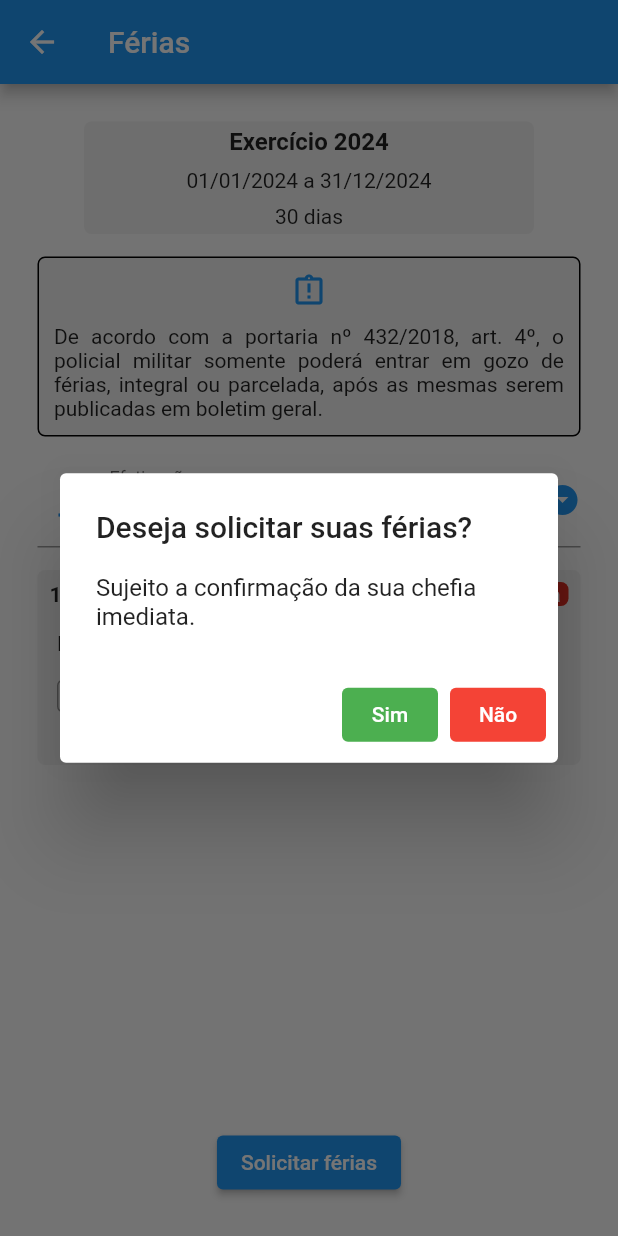
After one commit to JorgeHenrie/soupmrr, a Flutter app: the ProgramarFerias screen opened by its route, after a tap on "Solicitar férias", on a phone screen of 412 x 824 dp. The commit adds this screen. Run offline on Flutter 3.47's test engine with Material 2 defaults, Android fonts, the phone set to English and light mode, and no system bars; our stand-ins replace carousel_slider, cloud_firestore, device_info_plus, firebase_core, flutter_local_notifications, flutter_native_timezone and 10 more; missing offline and left inert: pdfx; accounts and stored records are empty.

Commit message:
RH MOBILE COM PLANO DE FÉRIAS

```diff
--- /dev/null
+++ b/lib/models/efetivacao.dart
@@ -0,0 +1,52 @@
+import 'package:rhmobile/models/militar.dart';
+
+enum status {
+  solicitada,
+  naoSolicitada,
+}
+
+enum tipoConcessao {
+  integral,
+  parcelada,
+}
+
+class Efetivacao {
+  final String id;
+  final DateTime anoBase;
+  Militar policialMilitar;
+  //TipoConcessao tipoConcessao;
+  DateTime dataInicio;
+  DateTime dataFim;
+  final bool autorizacao;
+  final String parcela;
+  final Enum status;
+  Enum tipoConcessao;
+  //ANEXO DO ACRÉSCIMO
+
+  Efetivacao({
+    required this.id,
+    required this.anoBase,
+    required this.policialMilitar,
+    //required this.tipoConcessao,
+    required this.dataInicio,
+    required this.dataFim,
+    required this.autorizacao,
+    required this.parcela,
+    required this.status,
+    required this.tipoConcessao,
+  });
+
+  //Criar uma efetivação a partir de um Map
+  // Efetivacao.fromMap(Map<String, dynamic> map) {
+  //   return Efetivacao(
+  //     id: map['id'],
+  //     anoBase: map['anoBase'],
+  //     //policialMilitar: map['policialMilitar'],
+  //     dataInicio: dataInicio,
+  //     dataFim: dataFim,
+  //     autorizacao: autorizacao,
+  //     parcela: parcela,
+  //     status: status,
+  //     tipoConcessao: tipoConcessao,
+  //   );
+}
--- /dev/null
+++ b/lib/pages/page_ferias_periodo.dart
@@ -0,0 +1,147 @@
+import 'package:flutter/material.dart';
+import 'package:intl/intl.dart';
+
+class Periodo extends StatefulWidget {
+  final int numeroParcela;
+
+  Periodo({
+    super.key,
+    required this.numeroParcela,
+  });
+
+  @override
+  State<Periodo> createState() => _PeriodoState();
+}
+
+class _PeriodoState extends State<Periodo> {
+  //Armazenando a data inicial
+  TextEditingController dataInicialController = TextEditingController();
+  TextEditingController dataFinalController = TextEditingController();
+
+  DateTimeRange? intervaloSelecionado;
+
+  //método para armazenar data
+  Future<void> fetchData(BuildContext context) async {
+    DateTimeRange? dataSelecionada = await showDateRangePicker(
+      context: context,
+      firstDate: DateTime(2024),
+      lastDate: DateTime(2025),
+    );
+
+    if (dataSelecionada != null) {
+      intervaloSelecionado = dataSelecionada;
+      if (intervaloSelecionado != null) {
+        dataInicialController.text =
+            DateFormat('dd/MM/yyyy').format(intervaloSelecionado!.start);
+        print(dataInicialController);
+
+        dataFinalController.text =
+            DateFormat('dd/MM/yyyy').format(intervaloSelecionado!.end);
+        print(dataFinalController);
+      }
+    }
+  }
+
+  @override
+  void dispose() {
+    dataInicialController.dispose();
+    dataFinalController.dispose();
+    super.dispose();
+  }
+
+  @override
+  Widget build(BuildContext context) {
+    dataInicialController.text = '';
+    dataFinalController.text = '';
+
+    return Column(
+      children: [
+        Row(
+          crossAxisAlignment: CrossAxisAlignment.start,
+          mainAxisAlignment: MainAxisAlignment.spaceBetween,
+          children: [
+            Text(
+              '${widget.numeroParcela + 1}º Período',
+              style: const TextStyle(fontWeight: FontWeight.bold),
+            ),
+            Container(
+              margin: const EdgeInsets.only(left: 2),
+              height: 16,
+              width: 100,
+              decoration: BoxDecoration(
+                borderRadius: BorderRadius.circular(5),
+                color: const Color.fromARGB(255, 218, 44, 32),
+              ),
+              child: const Text(
+                'Não solicitada',
+                style: TextStyle(color: Colors.white),
+                textAlign: TextAlign.center,
+              ),
+            ),
+          ],
+        ),
+        Container(
+          margin: const EdgeInsets.only(left: 5.0, top: 1.0),
+          child: Column(
+            children: [
+              Row(
+                mainAxisAlignment: MainAxisAlignment.start,
+                children: [
+                  const Text('Data de início'),
+                  IconButton(
+                    onPressed: () {
+                      fetchData(context);
+                    },
+                    icon: const Icon(
+                      Icons.calendar_month_outlined,
+                      color: Colors.blue,
+                    ),
+                  ),
+                  const SizedBox(width: 35),
+                  const Text('Data Final'),
+                  IconButton(
+                    onPressed: () {
+                      fetchData(context);
+                    },
+                    icon: const Icon(
+                      Icons.calendar_month_outlined,
+                      color: Colors.blue,
+                    ),
+                  ),
+                ],
+              ),
+              Row(
+                mainAxisAlignment: MainAxisAlignment.start,
+                children: [
+                  SizedBox(
+                    width: 117,
+                    height: 22,
+                    child: TextFormField(
+                      controller: dataInicialController,
+                      decoration: const InputDecoration(
+                        border: OutlineInputBorder(),
+                      ),
+                      readOnly: true,
+                    ),
+                  ),
+                  const SizedBox(width: 50),
+                  SizedBox(
+                    width: 117,
+                    height: 22,
+                    child: TextFormField(
+                      controller: dataFinalController,
+                      decoration: const InputDecoration(
+                        border: OutlineInputBorder(),
+                      ),
+                      readOnly: true,
+                    ),
+                  )
+                ],
+              ),
+            ],
+          ),
+        ),
+      ],
+    );
+  }
+}
--- /dev/null
+++ b/lib/pages/page_ferias_programar.dart
@@ -0,0 +1,225 @@
+import 'package:flutter/material.dart';
+import 'package:intl/intl.dart';
+import 'package:quickalert/quickalert.dart';
+import 'package:rhmobile/models/efetivacao.dart';
+import 'package:rhmobile/pages/page_ferias_periodo.dart';
+import 'package:rhmobile/utils/app_routes.dart';
+
+class ProgramarFerias extends StatefulWidget {
+  const ProgramarFerias({super.key});
+
+  @override
+  State<ProgramarFerias> createState() => _ProgramarFeriasState();
+}
+
+class _ProgramarFeriasState extends State<ProgramarFerias> {
+  //lista com dados simulados
+  List<Efetivacao> efetivacao = [];
+  late DateTime selectedDay;
+  //variável para pegar o ano atual de forma dinâmica
+  late int anoAtual;
+
+  _ProgramarFeriasState() {
+    //selectedval está sendo inicializada com o primeiro valor de _parcelas(integral)
+    _selectedVal = _parcelas[0];
+    _updateNumeroParcela();
+  }
+
+  //opções para o tipo de concessão de férias.
+  final _parcelas = ["Intergral", "2º Período", "3º Período"];
+  String? _selectedVal = "";
+  int numeroParcela = 1;
+
+  //método para atualizar o númeroParcela.
+  void _updateNumeroParcela() {
+    switch (_selectedVal) {
+      case "2º Período":
+        numeroParcela = 2;
+        break;
+      case "3º Período":
+        numeroParcela = 3;
+        break;
+      default:
+        numeroParcela = 1;
+        break;
+    }
+  }
+
+  //mensagem de sucesso personalizada
+  Future<void> _showSucessAlert() async {
+    await Future.delayed(Duration.zero);
+
+    QuickAlert.show(
+      context: context,
+      type: QuickAlertType.success,
+      text: 'Férias solicitadas com sucesso!',
+      confirmBtnText: 'Ok',
+      onConfirmBtnTap: () {
+        Navigator.of(context).pushNamedAndRemoveUntil(
+          AppRoutes.FERIASHOME,
+          (route) => false,
+        );
+        //Navigator.canPop(context);
+      },
+    );
+  }
+
+  @override
+  Widget build(BuildContext context) {
+    //pegando o ano atual de forma dinâmica
+    anoAtual = DateTime.now().year;
+
+    return Scaffold(
+      appBar: AppBar(
+        title: const Text('Férias'),
+      ),
+      body: Padding(
+        padding: const EdgeInsets.all(25.0),
+        child: Column(
+          children: [
+            Row(
+              mainAxisAlignment: MainAxisAlignment.spaceAround,
+              children: [
+                Container(
+                  height: 75,
+                  width: 300,
+                  decoration: BoxDecoration(
+                      color: const Color.fromARGB(255, 240, 240, 240),
+                      borderRadius: BorderRadius.circular(5)),
+                  child: Column(
+                    mainAxisAlignment: MainAxisAlignment.spaceAround,
+                    children: [
+                      Text(
+                        'Exercício ${anoAtual + 1}',
+                        textAlign: TextAlign.center,
+                        style: const TextStyle(
+                            fontSize: 16, fontWeight: FontWeight.bold),
+                      ),
+                      Text(
+                        '${DateFormat('dd/MM/yyyy').format(DateTime(anoAtual + 1, 1, 1))} a ${DateFormat('dd/MM/yyyy').format(DateTime(anoAtual + 1, 12, 31))}',
+                      ),
+                      const Text('30 dias'),
+                    ],
+                  ),
+                ),
+              ],
+            ),
+            const SizedBox(height: 15),
+            Container(
+              padding: const EdgeInsets.all(10),
+              height: 120,
+              width: 370,
+              decoration: BoxDecoration(
+                border: Border.all(),
+                color: const Color.fromARGB(255, 240, 240, 240),
+                borderRadius: BorderRadius.circular(5),
+              ),
+              child: const Column(
+                mainAxisAlignment: MainAxisAlignment.spaceBetween,
+                children: [
+                  Icon(Icons.assignment_late_outlined, color: Colors.blue),
+                  Text(
+                    'De acordo com a portaria nº 432/2018, art. 4º, o policial militar somente poderá entrar em gozo de férias, integral ou parcelada, após as mesmas serem publicadas em boletim geral.',
+                    textAlign: TextAlign.justify,
+                    maxLines: 4,
+                  ),
+                ],
+              ),
+            ),
+            const SizedBox(height: 10),
+            DropdownButtonFormField(
+              //especifica o valor selecionado no menu
+              value: _selectedVal,
+              //exibe os elementos do array
+              items: _parcelas
+                  .map((e) => DropdownMenuItem(
+                        child: Text(e),
+                        value: e,
+                      ))
+                  .toList(),
+              //chamada quando o valor do menu for alterado
+              onChanged: (val) {
+                setState(() {
+                  _selectedVal = val;
+                  _updateNumeroParcela();
+                });
+              },
+              icon: const Icon(
+                Icons.arrow_drop_down_circle,
+                color: Colors.blue,
+              ),
+              dropdownColor: const Color.fromARGB(255, 214, 237, 255),
+              decoration: const InputDecoration(
+                labelText: "Efetivação",
+                prefixIcon: Icon(
+                  Icons.surfing,
+                  color: Colors.blue,
+                ),
+              ),
+            ),
+            const SizedBox(height: 15),
+            Expanded(
+              child: ListView.builder(
+                itemCount: numeroParcela,
+                itemExtent: 140,
+                itemBuilder: ((context, index) {
+                  return Container(
+                    margin: const EdgeInsets.only(
+                        bottom: 10), // Espaçamento entre os cartões
+                    decoration: BoxDecoration(
+                      color: const Color.fromARGB(255, 240, 240, 240),
+                      borderRadius: BorderRadius.circular(5),
+                    ),
+                    child: Padding(
+                      padding: const EdgeInsets.all(8.0),
+                      child: Periodo(
+                        numeroParcela: index,
+                      ),
+                    ),
+                  );
+                }),
+              ),
+            ),
+            ElevatedButton(
+              onPressed: () {
+                showDialog(
+                  context: context,
+                  builder: (context) => AlertDialog(
+                    title: const Text('Deseja solicitar suas férias?'),
+                    content: const Text(
+                        'Sujeito a confirmação da sua chefia imediata.'),
+                    actions: [
+                      TextButton(
+                          onPressed: () {
+                            _showSucessAlert();
+                          },
+                          child: Text(
+                            'Sim',
+                            style: TextStyle(color: Colors.white),
+                          ),
+                          style: TextButton.styleFrom(
+                            backgroundColor: Colors.green,
+                          )),
+                      TextButton(
+                          onPressed: () {
+                            Navigator.pop(context);
+                          },
+                          child: Text(
+                            'Não',
+                            style: TextStyle(color: Colors.white),
+                          ),
+                          style: TextButton.styleFrom(
+                            backgroundColor: Colors.red,
+                          )),
+                    ],
+                  ),
+                );
+              },
+              child: const Text('Solicitar férias'),
+            ),
+          ],
+        ),
+      ),
+    );
+  }
+}
--- a/lib/utils/app_routes.dart
+++ b/lib/utils/app_routes.dart
@@ -4,7 +4,8 @@ class AppRoutes {
   static const AUTH_OR_HOME = '/';
   static const PAGE_MILITAR = '/page-militar';
   static const CONFIGURACOES = '/configuracoes';
-  static const PLANODEFERIAS = '/planodeferias';
+  static const FERIASHOME = '/planodeferias';
+  static const PROGRAMAR_FERIAS = '/programar-ferias';
   static const PLANTAO = '/plantao';
   static const DECLARACOES_IRPF_PAGE = '/meu-patrimonio-page';
   static const NOTIFICATIONS_PAGE = '/notifications-page';
--- a/lib/widgets/grid_menu.dart
+++ b/lib/widgets/grid_menu.dart
@@ -72,7 +72,7 @@ class SelectCard extends StatelessWidget {
               .pushReplacementNamed(AppRoutes.CONTRACHEQUE_PAGE);
         }
         if (choice.id == 5) {
-          Navigator.of(context).pushReplacementNamed(AppRoutes.PLANODEFERIAS);
+          Navigator.of(context).pushReplacementNamed(AppRoutes.FERIASHOME);
         }
         if (choice.id == 6) {
           auth.logout();
```
Also changed, not shown: lib/main.dart (+13 -10 lines), lib/pages/page_ferias_home.dart (added, +181 -0 lines), lib/pages/plano_de_ferias.dart (deleted, +0 -22 lines).
